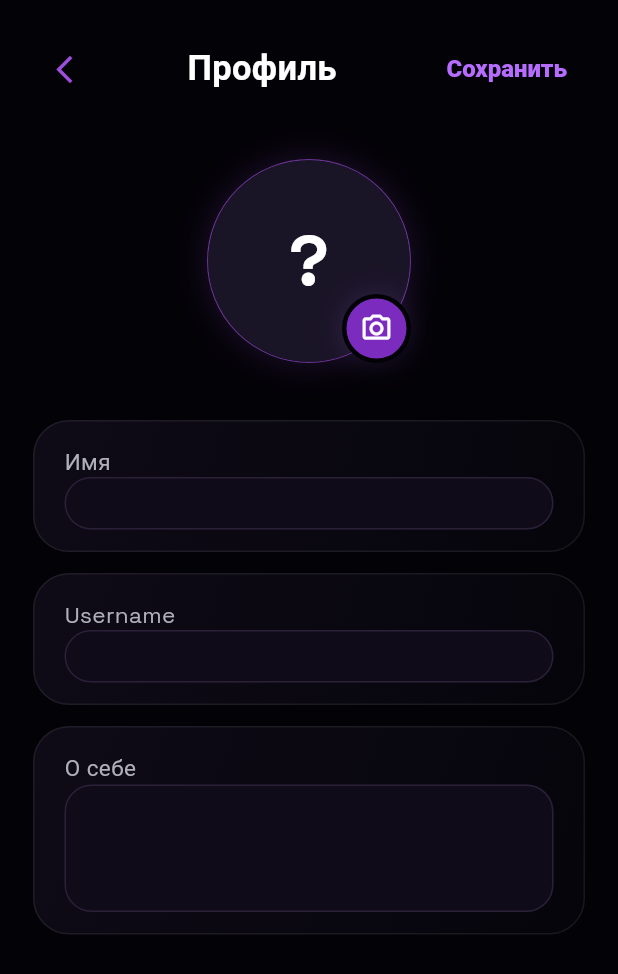
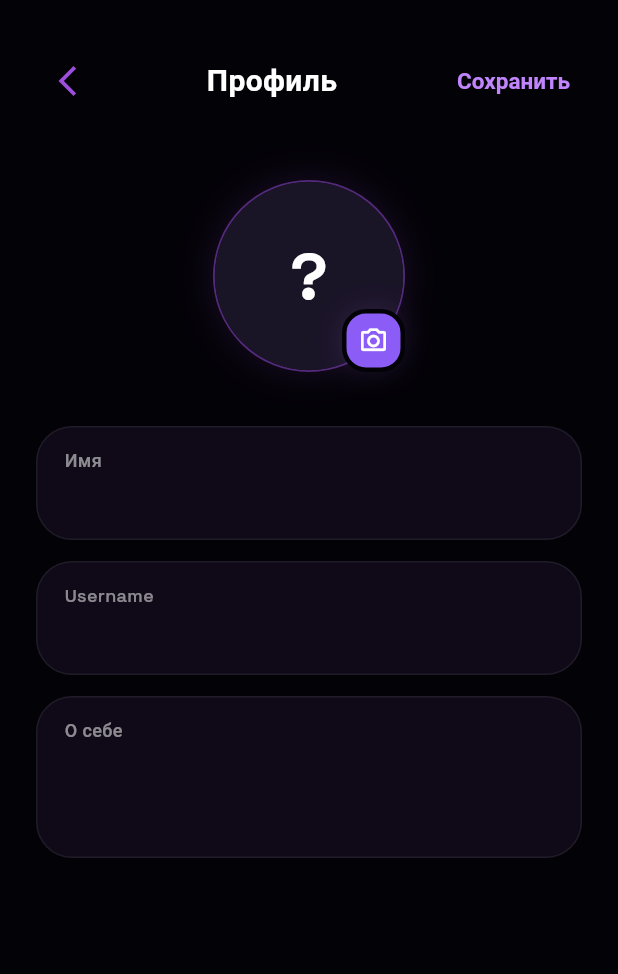
Before and after one commit to vladbogus498-design/my_messenger, a Flutter app: the ProfileScreen screen opened directly, after a tap on an icon or button, on a phone screen of 412 x 824 dp. Shown: the top 974 px of the screen. Run offline on Flutter 3.47's test engine with Material 3 defaults, Android fonts, the phone set to English and light mode, and no system bars; our stand-ins replace audioplayers, cached_network_image, cloud_firestore, dio, firebase_auth, firebase_core and 11 more; missing offline and left inert: dio_smart_retry, encrypt, pointycastle; accounts and stored records are empty.

Commit message:
Add username uniqueness and polish profile UI

```diff
--- a/lib/screens/profile_screen.dart
+++ b/lib/screens/profile_screen.dart
@@ -106,19 +106,19 @@ class _ProfileScreenState extends State<ProfileScreen> {
                         title: 'АККАУНТ',
                         items: [
                           _SettingsItemData(
-                            icon: Icons.person_outline,
+                            icon: Icons.person_rounded,
                             title: 'Профиль',
                             subtitle: 'Имя, username, аватар',
                             onTap: () => _openEditProfile(user),
                           ),
                           _SettingsItemData(
-                            icon: Icons.privacy_tip_outlined,
+                            icon: Icons.shield_rounded,
                             title: 'Приватность',
                             subtitle: 'Кто может писать, онлайн',
                             onTap: () => _openPlaceholder('Приватность'),
                           ),
                           _SettingsItemData(
-                            icon: Icons.lock_outline,
+                            icon: Icons.lock_rounded,
                             title: 'Безопасность',
                             subtitle: 'Пароль, устройства',
                             onTap: () => _openPlaceholder('Безопасность'),
@@ -130,19 +130,19 @@ class _ProfileScreenState extends State<ProfileScreen> {
                         title: 'ОБЩЕНИЕ',
                         items: [
                           _SettingsItemData(
-                            icon: Icons.chat_bubble_outline,
+                            icon: Icons.chat_bubble_rounded,
                             title: 'Чаты',
                             subtitle: 'Темы, размер текста',
                             onTap: () => _openPlaceholder('Чаты'),
                           ),
                           _SettingsItemData(
-                            icon: Icons.notifications_none_outlined,
+                            icon: Icons.notifications_rounded,
                             title: 'Уведомления',
                             subtitle: 'Звуки, вибрация, баннеры',
                             onTap: () => _openPlaceholder('Уведомления'),
                           ),
                           _SettingsItemData(
-                            icon: Icons.devices_outlined,
+                            icon: Icons.devices_rounded,
                             title: 'Активные устройства',
                             subtitle: 'Управление входами',
                             onTap: () =>
@@ -155,19 +155,19 @@ class _ProfileScreenState extends State<ProfileScreen> {
                         title: 'ПРИЛОЖЕНИЕ',
                         items: [
                           _SettingsItemData(
-                            icon: Icons.palette_outlined,
+                            icon: Icons.palette_rounded,
                             title: 'Внешний вид',
                             subtitle: 'Тема, цвета, иконки',
                             onTap: () => _openPlaceholder('Внешний вид'),
                           ),
                           _SettingsItemData(
-                            icon: Icons.info_outline,
+                            icon: Icons.info_rounded,
                             title: 'О приложении',
                             subtitle: 'Версия, поддержка',
                             onTap: () => _openPlaceholder('О приложении'),
                           ),
                           _SettingsItemData(
-                            icon: Icons.more_horiz,
+                            icon: Icons.more_horiz_rounded,
                             title: 'Дополнительно',
                             subtitle: 'Язык, данные, экспериментальные',
                             onTap: () => _openPlaceholder('Дополнительно'),
@@ -200,6 +200,7 @@ class _EditProfileScreenState extends State<_EditProfileScreen> {
   final _tagController = TextEditingController();
   final _bioController = TextEditingController();
   bool _busy = false;
+  bool _usernameTaken = false;
 
   String? get _uid => _auth.currentUser?.uid;
 
@@ -207,6 +208,10 @@ class _EditProfileScreenState extends State<_EditProfileScreen> {
   void initState() {
     super.initState();
     _fillControllers(widget.initialUser);
+    _tagController.addListener(() {
+      if (!_usernameTaken || !mounted) return;
+      setState(() => _usernameTaken = false);
+    });
   }
 
   @override
@@ -267,7 +272,10 @@ class _EditProfileScreenState extends State<_EditProfileScreen> {
       'bioLength=${nextBio.length}',
     );
 
-    setState(() => _busy = true);
+    setState(() {
+      _busy = true;
+      _usernameTaken = false;
+    });
     try {
       await UserService.updateUserData(
         name: nextName,
@@ -277,6 +285,12 @@ class _EditProfileScreenState extends State<_EditProfileScreen> {
       appLogger.d('Profile save completed successfully');
       _showMessage('Профиль сохранён');
       if (mounted) Navigator.pop(context);
+    } on UsernameTakenException {
+      appLogger.w('Profile save blocked: username already taken');
+      if (mounted) {
+        setState(() => _usernameTaken = true);
+        _showMessage('Username уже занят');
+      }
     } on FirebaseException catch (error) {
       appLogger.e(
         'Profile save failed: ${error.code} ${error.message ?? ''}',
@@ -330,14 +344,14 @@ class _EditProfileScreenState extends State<_EditProfileScreen> {
 
           return SafeArea(
             child: ListView(
-              padding: const EdgeInsets.fromLTRB(22, 22, 22, 34),
+              padding: const EdgeInsets.fromLTRB(24, 22, 24, 34),
               children: [
                 _EditHeader(
                   busy: _busy,
                   onBack: () => Navigator.pop(context),
                   onSave: _busy ? null : _saveProfile,
                 ),
-                const SizedBox(height: 36),
+                const SizedBox(height: 34),
                 Center(
                   child: _EditableAvatar(
                     user: user,
@@ -345,10 +359,11 @@ class _EditProfileScreenState extends State<_EditProfileScreen> {
                     onTap: _busy ? null : _uploadAvatar,
                   ),
                 ),
-                const SizedBox(height: 38),
+                const SizedBox(height: 36),
                 _ProfileFieldCard(
                   label: 'Имя',
                   controller: _nameController,
+                  height: 76,
                   maxLines: 1,
                   textInputAction: TextInputAction.next,
                 ),
@@ -356,13 +371,17 @@ class _EditProfileScreenState extends State<_EditProfileScreen> {
                 _ProfileFieldCard(
                   label: 'Username',
                   controller: _tagController,
+                  height: 76,
                   maxLines: 1,
                   textInputAction: TextInputAction.next,
+                  hasError: _usernameTaken,
                 ),
                 const SizedBox(height: 14),
                 _ProfileFieldCard(
                   label: 'О себе',
                   controller: _bioController,
+                  height: 108,
+                  minLines: 2,
                   maxLines: 3,
                   textInputAction: TextInputAction.newline,
                 ),
@@ -726,7 +745,7 @@ class _LogoutGlassButton extends StatelessWidget {
           ),
           child: const Row(
             children: [
-              Icon(Icons.logout, color: Color(0xFFFF4D5D), size: 22),
+              _LogoutIcon(),
               SizedBox(width: 14),
               Expanded(
                 child: Text(
@@ -742,6 +761,38 @@ class _LogoutGlassButton extends StatelessWidget {
             ],
           ),
         ),
+      ),
+    );
+  }
+}
+
+class _LogoutIcon extends StatelessWidget {
+  const _LogoutIcon();
+
+  @override
+  Widget build(BuildContext context) {
+    return Container(
+      width: 40,
+      height: 40,
+      decoration: BoxDecoration(
+        borderRadius: BorderRadius.circular(15),
+        color: const Color(0xFFFF3B5F).withValues(alpha: 0.13),
+        border: Border.all(
+          color: const Color(0xFFFF3B5F).withValues(alpha: 0.22),
+          width: 1,
+        ),
+        boxShadow: [
+          BoxShadow(
+            color: const Color(0xFFFF3B5F).withValues(alpha: 0.08),
+            blurRadius: 14,
+            spreadRadius: -4,
+          ),
+        ],
+      ),
+      child: const Icon(
+        Icons.logout_rounded,
+        color: Color(0xFFFF4D5D),
+        size: 22,
       ),
     );
   }
@@ -895,7 +946,9 @@ class _EditHeader extends StatelessWidget {
 
   @override
   Widget build(BuildContext context) {
-    return Row(
+    return SizedBox(
+      height: 64,
+      child: Row(
         children: [
           _SmallIconButton(icon: Icons.arrow_back_ios_new, onTap: onBack),
           Expanded(
@@ -904,7 +957,7 @@ class _EditHeader extends StatelessWidget {
               textAlign: TextAlign.center,
               style: GoogleFonts.spaceGrotesk(
                 color: Colors.white,
-              fontSize: 23,
+                fontSize: 20,
                 fontWeight: FontWeight.w700,
               ),
             ),
@@ -912,11 +965,11 @@ class _EditHeader extends StatelessWidget {
           TextButton(
             onPressed: onSave,
             style: TextButton.styleFrom(
-            foregroundColor: DarkKickColors.electricPurple,
-            padding: const EdgeInsets.symmetric(horizontal: 12, vertical: 8),
+              foregroundColor: const Color(0xFFC084FC),
+              padding: const EdgeInsets.symmetric(horizontal: 8, vertical: 8),
               textStyle: const TextStyle(
-              fontSize: 16,
-              fontWeight: FontWeight.w800,
+                fontSize: 15,
+                fontWeight: FontWeight.w600,
               ),
             ),
             child: busy
@@ -925,14 +978,13 @@ class _EditHeader extends StatelessWidget {
                     height: 18,
                     child: CircularProgressIndicator(
                       strokeWidth: 2,
-                    color: DarkKickColors.neonPurple,
+                      color: Color(0xFFC084FC),
                     ),
                   )
-              : const Text(
-                  'Сохранить',
-                ),
+                : const Text('Сохранить'),
           ),
         ],
+      ),
     );
   }
 }
@@ -955,13 +1007,13 @@ class _EditableAvatar extends StatelessWidget {
       child: Stack(
         alignment: Alignment.bottomRight,
         children: [
-          _ProfileAvatar(user: user, size: 136),
+          _ProfileAvatar(user: user, size: 128),
           Container(
-            width: 46,
-            height: 46,
+            width: 42,
+            height: 42,
             decoration: BoxDecoration(
-              color: DarkKickColors.brightPurple,
-              shape: BoxShape.circle,
+              color: const Color(0xFF8B5CF6),
+              borderRadius: BorderRadius.circular(16),
               border: Border.all(
                 color: DarkKickColors.deepBackground,
                 width: 3,
@@ -985,7 +1037,7 @@ class _EditableAvatar extends StatelessWidget {
                 : const Icon(
                     Icons.camera_alt_outlined,
                     color: Colors.white,
-                    size: 22,
+                    size: 20,
                   ),
           ),
         ],
@@ -998,62 +1050,86 @@ class _ProfileFieldCard extends StatelessWidget {
   const _ProfileFieldCard({
     required this.label,
     required this.controller,
+    required this.height,
     required this.maxLines,
     required this.textInputAction,
+    this.minLines,
+    this.hasError = false,
   });
 
   final String label;
   final TextEditingController controller;
+  final double height;
   final int maxLines;
+  final int? minLines;
   final TextInputAction textInputAction;
+  final bool hasError;
 
   @override
   Widget build(BuildContext context) {
-    return Container(
-      padding: const EdgeInsets.fromLTRB(20, 16, 20, 14),
+    return SizedBox(
+      height: height,
+      width: double.infinity,
+      child: Container(
+      padding: const EdgeInsets.fromLTRB(18, 14, 18, 14),
       decoration: BoxDecoration(
-        color: const Color(0xFF0F0B18).withValues(alpha: 0.78),
+        color: const Color(0xFF100A18),
         borderRadius: BorderRadius.circular(24),
         border: Border.all(
-          color: Colors.white.withValues(alpha: 0.075),
+          color: hasError
+              ? const Color(0xFFFF4D6A).withValues(alpha: 0.72)
+              : Colors.white.withValues(alpha: 0.07),
           width: 1,
         ),
-        gradient: LinearGradient(
-          begin: Alignment.topLeft,
-          end: Alignment.bottomRight,
-          colors: [
-            const Color(0xFF151020).withValues(alpha: 0.82),
-            const Color(0xFF09070F).withValues(alpha: 0.68),
-          ],
+        boxShadow: hasError
+            ? [
+                BoxShadow(
+                  color: const Color(0xFFFF4D6A).withValues(alpha: 0.14),
+                  blurRadius: 18,
+                  spreadRadius: -6,
                 ),
+              ]
+            : null,
       ),
       child: Column(
         crossAxisAlignment: CrossAxisAlignment.start,
         children: [
           Text(
             label,
-            style: const TextStyle(
-              color: DarkKickColors.textSecondary,
-              fontSize: 15,
+            style: TextStyle(
+              color: Colors.white.withValues(alpha: 0.52),
+              fontSize: 12,
+              fontWeight: FontWeight.w500,
+              height: 16 / 12,
             ),
           ),
+          const SizedBox(height: 8),
           TextField(
             controller: controller,
+            minLines: minLines,
             maxLines: maxLines,
             textInputAction: textInputAction,
             style: const TextStyle(
               color: Colors.white,
-              fontSize: 19,
-              height: 1.3,
+              fontSize: 16,
+              fontWeight: FontWeight.w500,
+              height: 22 / 16,
             ),
+            textAlignVertical: TextAlignVertical.top,
             cursorColor: DarkKickColors.neonPurple,
             decoration: const InputDecoration(
               border: InputBorder.none,
+              enabledBorder: InputBorder.none,
+              focusedBorder: InputBorder.none,
+              errorBorder: InputBorder.none,
+              focusedErrorBorder: InputBorder.none,
+              filled: false,
               isDense: true,
-              contentPadding: EdgeInsets.only(top: 10),
+              contentPadding: EdgeInsets.zero,
             ),
           ),
         ],
+      ),
       ),
     );
   }
@@ -1143,6 +1219,7 @@ class _ProfileAvatar extends StatelessWidget {
       user.photoURL,
       user.avatarUpdatedAt,
     );
+    final isLarge = size >= 120;
 
     return Container(
       width: size,
@@ -1150,13 +1227,18 @@ class _ProfileAvatar extends StatelessWidget {
       decoration: BoxDecoration(
         shape: BoxShape.circle,
         border: Border.all(
-          color: DarkKickColors.neonPurple.withValues(alpha: 0.62),
-          width: 0.8,
+          color: const Color(0xFFA855F7).withValues(
+            alpha: isLarge ? 0.45 : 0.62,
+          ),
+          width: isLarge ? 1.2 : 0.8,
         ),
         boxShadow: [
           BoxShadow(
-            color: DarkKickColors.neonPurple.withValues(alpha: 0.18),
-            blurRadius: 18,
+            color: DarkKickColors.neonPurple.withValues(
+              alpha: isLarge ? 0.20 : 0.18,
+            ),
+            blurRadius: isLarge ? 24 : 18,
+            spreadRadius: isLarge ? -4 : 0,
           ),
         ],
       ),
@@ -1216,7 +1298,7 @@ class _SmallIconButton extends StatelessWidget {
           width: 42,
           height: 42,
           child: Center(
-            child: Icon(icon, color: DarkKickColors.neonPurple, size: 22),
+            child: Icon(icon, color: DarkKickColors.neonPurple, size: 24),
           ),
         ),
       ),
```
Also changed, not shown: lib/services/user_service.dart (+117 -0 lines), 1 other file. Lines whose indentation alone changed are shown as unchanged.
